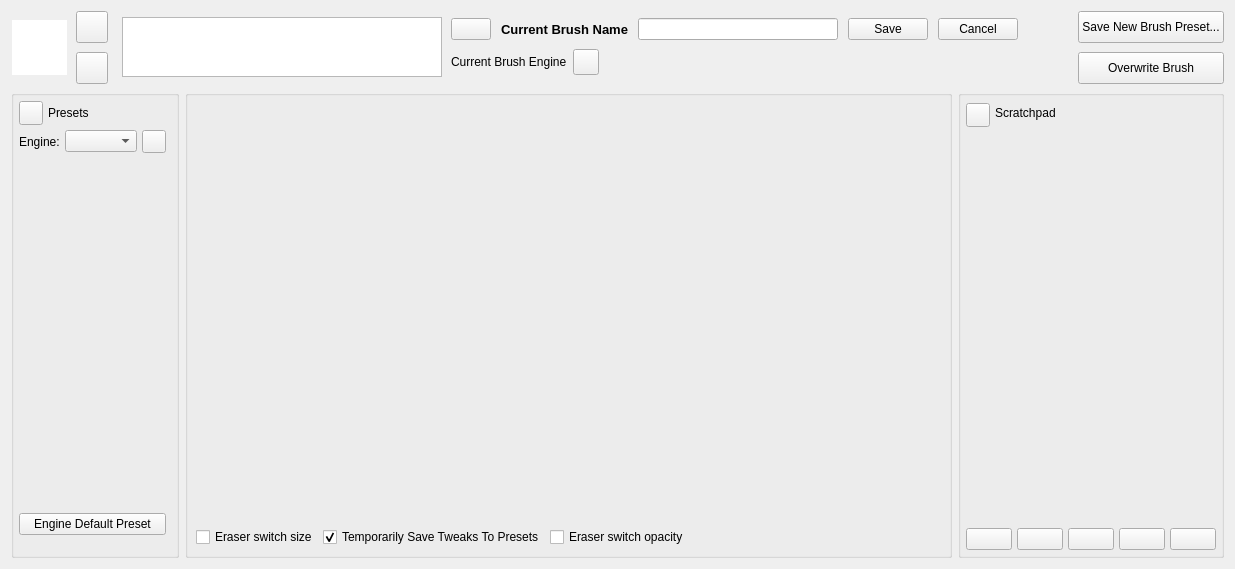
The window that libs/ui/forms/wdgpaintopsettings.ui (KDE/krita) describes before a commit, drawn with Qt 5.
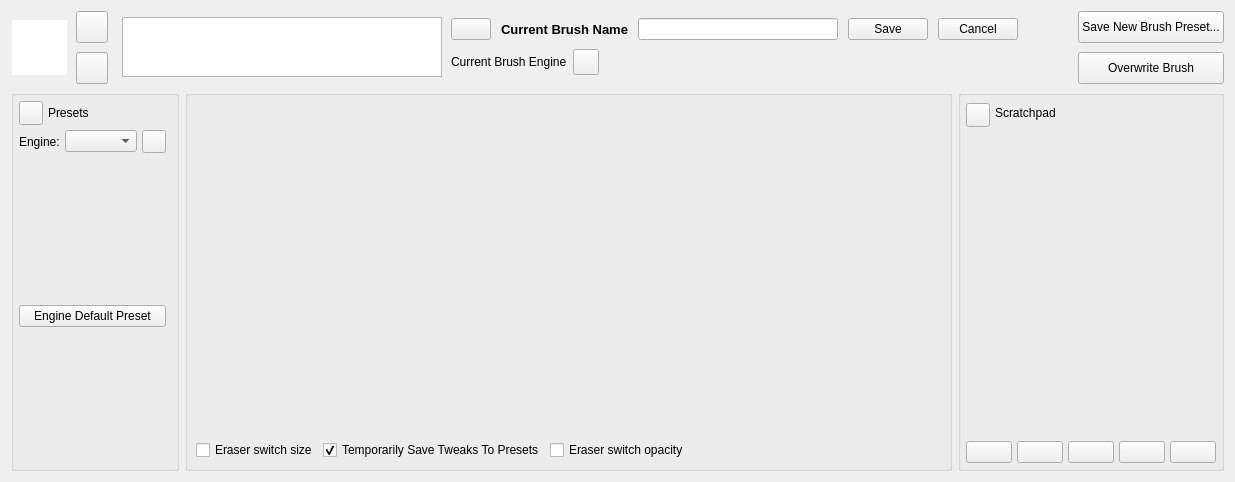
The same window after the commit. Custom widgets are drawn as their Qt base class.

Commit message: reduce the height of the brush editor area.

Diff of the .ui file:
```diff
--- a/libs/ui/forms/wdgpaintopsettings.ui
+++ b/libs/ui/forms/wdgpaintopsettings.ui
@@ -7,7 +7,7 @@
     <x>0</x>
     <y>0</y>
     <width>1235</width>
-    <height>569</height>
+    <height>482</height>
    </rect>
   </property>
   <property name="windowTitle">
@@ -500,7 +500,7 @@
         <property name="minimumSize">
          <size>
           <width>0</width>
-          <height>350</height>
+          <height>120</height>
          </size>
         </property>
         <property name="maximumSize">
@@ -554,7 +554,7 @@
         <property name="sizeHint" stdset="0">
          <size>
           <width>20</width>
-          <height>40</height>
+          <height>10</height>
          </size>
         </property>
        </spacer>
@@ -827,7 +827,7 @@
            <property name="minimumSize">
             <size>
              <width>250</width>
-             <height>300</height>
+             <height>0</height>
             </size>
            </property>
           </widget>
```
The commit also changes 3 other files.
